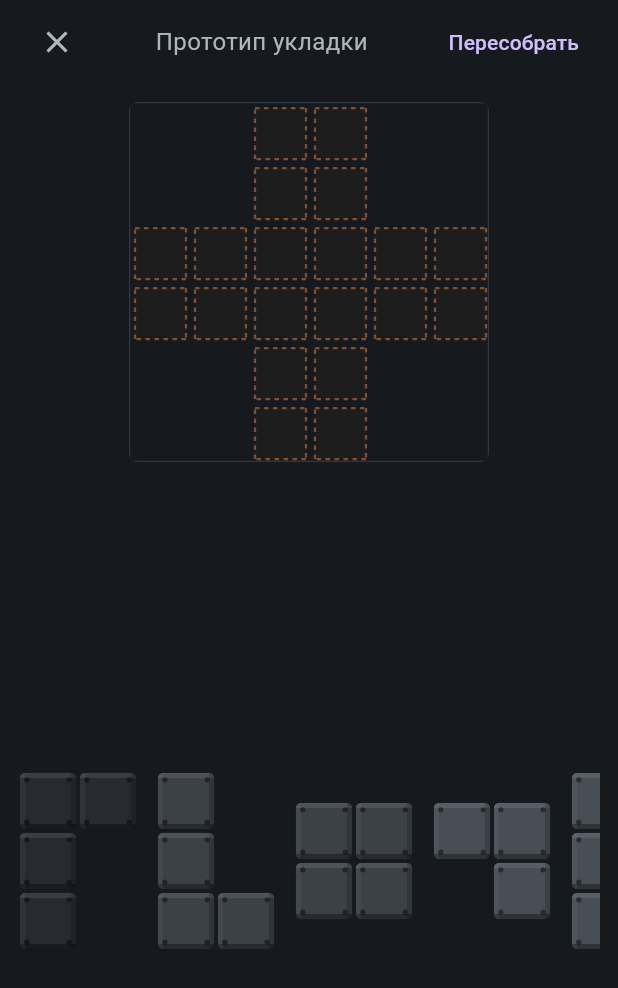
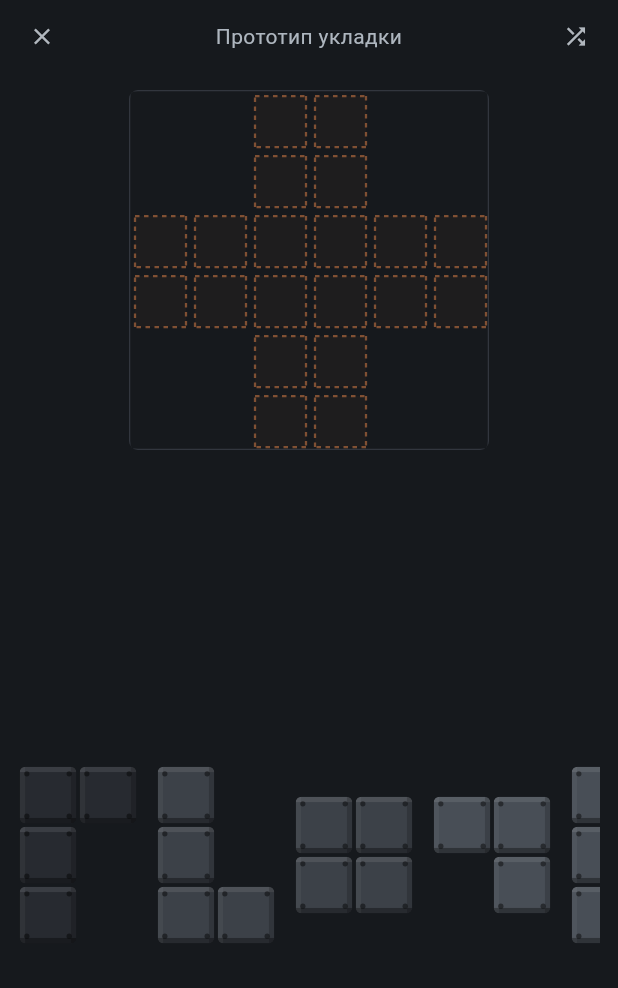
Before and after one commit to Omario-r/tetris-ex-rev-2, a Flutter app: the PackingPrototypeScreen screen opened directly, on a phone screen of 412 x 824 dp. Shown: the top 988 px of the screen. Run offline on Flutter 3.47's test engine with Material 3 defaults, Android fonts, the phone set to English and light mode, and no system bars; our stand-ins replace shared_preferences; accounts and stored records are empty.

Commit message:
ukladka/01 T3: возврат Гейта 2 — фикс RenderFlex overflow тулбара на 375px
Симптом (Гейт 2, вьюпорт 375×812 — целевая телефонная ширина PROJECT.md):
горизонтальный overflow в _Toolbar прототип-экрана — заголовок + 4 кнопки на
дефолтных 48×48 IconButton/TextButton не влезали в ширину, packing_cheat_button
частично уезжала за край (риск недоступности тумблера подачи). Виджет-тест
пампился на дефолтном тестовом вьюпорте (шире телефона) — не поймал.

Фикс: заголовок в Expanded+ellipsis (по центру, 1 строка), все кнопки тулбара
(закрыть/пересобрать/решить/читы) — компактные 32×32 иконки вместо 48×48 +
текстовой кнопки «Пересобрать» (тот же ключ/действие, теперь Icons.shuffle);
горизонтальный padding 14→8. Стиль/токены и логика укладки/подачи не тронуты.

Регрессия закрыта: новая группа тестов на 320×568 (iPhone SE) и 375×812
(dpr 3.0) — стартовая нарезка, dev-чит-меню, feed_tray3, «Решить», «Заново»,
«Пересобрать» — ни одного overflow-исключения ни на одном состоянии.

flutter analyze — 0; flutter test — 383/383 зелёных.

Co-Authored-By: Claude Sonnet 5 <noreply@anthropic.com>

```diff
--- a/lib/presentation/screens/packing_prototype_screen.dart
+++ b/lib/presentation/screens/packing_prototype_screen.dart
@@ -463,45 +463,72 @@ class _Toolbar extends StatelessWidget {
 
   static const Color _iconColor = Color(0xFFB1B7BE); // hudIcon token
 
+  /// Компактная иконочная кнопка тулбара: телефонная ширина (375, целевая
+  /// форма из `PROJECT.md`) не даёт места дефолтным 48×48 `IconButton` на
+  /// пять кнопок в ряд — сжимаем до 32×32 (hotfix RenderFlex overflow,
+  /// Гейт 2 возврат по T3).
+  static Widget _compactIconButton({
+    required Key key,
+    required IconData icon,
+    required String tooltip,
+    required VoidCallback? onPressed,
+  }) {
+    return IconButton(
+      key: key,
+      tooltip: tooltip,
+      onPressed: onPressed,
+      icon: Icon(icon, color: _iconColor, size: 18.0),
+      iconSize: 18.0,
+      padding: EdgeInsets.zero,
+      constraints: const BoxConstraints(minWidth: 32.0, minHeight: 32.0),
+      visualDensity: VisualDensity.compact,
+    );
+  }
+
   @override
   Widget build(BuildContext context) {
     return Padding(
-      padding: const EdgeInsets.symmetric(horizontal: 14.0, vertical: 4.0),
+      padding: const EdgeInsets.symmetric(horizontal: 8.0, vertical: 4.0),
       child: Row(
-        mainAxisAlignment: MainAxisAlignment.spaceBetween,
         children: [
-          IconButton(
+          _compactIconButton(
             key: const Key('packing_close_button'),
+            icon: Icons.close,
+            tooltip: 'Закрыть',
             onPressed: onClose,
-            icon: const Icon(Icons.close, color: _iconColor),
           ),
-          const Text(
+          const SizedBox(width: 4.0),
+          const Expanded(
+            child: Text(
               'Прототип укладки',
-            style: TextStyle(color: Color(0xFFAEB6BF), fontSize: 16),
+              style: TextStyle(color: Color(0xFFAEB6BF), fontSize: 14.0),
+              overflow: TextOverflow.ellipsis,
+              maxLines: 1,
+              textAlign: TextAlign.center,
             ),
-          Row(
-            mainAxisSize: MainAxisSize.min,
-            children: [
-              TextButton(
+          ),
+          const SizedBox(width: 4.0),
+          // Иконка вместо текста «Пересобрать» — экономит место (ужато под
+          // 375-ширину, тот же ключ/действие).
+          _compactIconButton(
             key: const Key('packing_reshuffle'),
+            icon: Icons.shuffle,
+            tooltip: 'Пересобрать нарезку',
             onPressed: onReshuffle,
-                child: const Text('Пересобрать'),
           ),
           if (onSolve != null)
-                IconButton(
+            _compactIconButton(
               key: const Key('packing_debug_solve'),
+              icon: Icons.check_circle_outline,
               tooltip: 'Решить (dev)',
               onPressed: onSolve,
-                  icon: const Icon(Icons.check_circle_outline, color: _iconColor),
             ),
           if (onOpenCheat != null)
-                IconButton(
+            _compactIconButton(
               key: const Key('packing_cheat_button'),
+              icon: Icons.bug_report,
               tooltip: 'Читы прототипа',
               onPressed: onOpenCheat,
-                  icon: const Icon(Icons.bug_report, color: _iconColor),
-                ),
-            ],
             ),
         ],
       ),
```
Also changed, not shown: 4 other files. Lines whose indentation alone changed are shown as unchanged.
